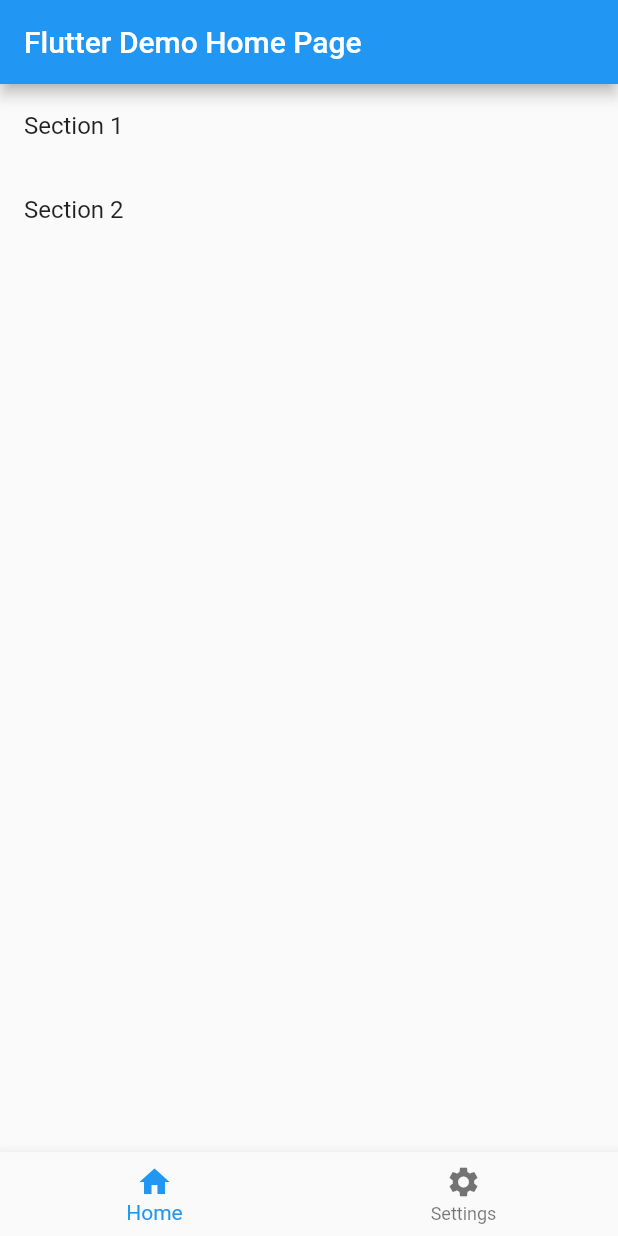
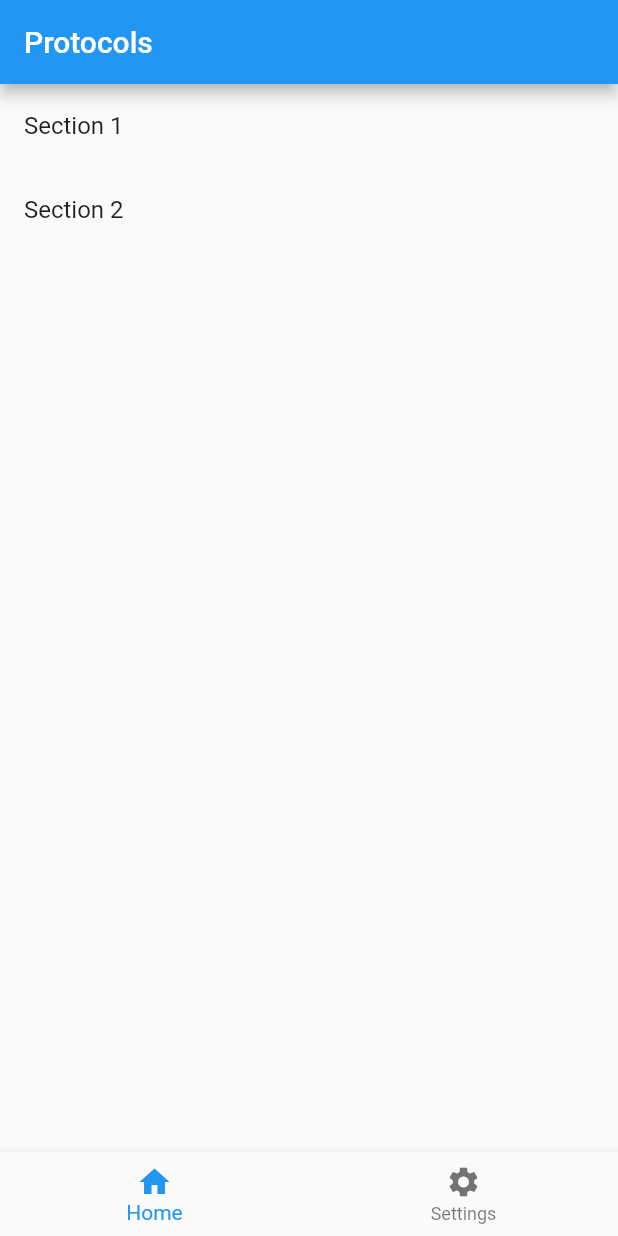
Before and after one commit to fivemoreminix/ems-protocols, a Flutter app: the screen it shows after launch, on a phone screen of 412 x 824 dp. Run offline on Flutter 3.47's test engine with Material 2 defaults, Android fonts, the light colour scheme and no system bars.

Commit message:
Fix protocols navigation

```diff
--- a/lib/main.dart
+++ b/lib/main.dart
@@ -35,20 +35,18 @@ class _MyHomePageState extends State<MyHomePage> {
   void initState() {
     super.initState();
 
-    loadProtocolsJson().then((value) => {
-          if (value == null)
-            {throw ErrorDescription('Protocols is not a ProtocolCollection')}
-          else
-            {setState(() => widget.protocol = value)}
-        });
+    loadProtocolsJson().then((value) {
+      if (value == null) {
+        throw ErrorDescription('Protocols is not a ProtocolCollection');
+      } else {
+        setState(() => widget.protocol = value);
+      }
+    });
   }
 
   @override
   Widget build(BuildContext context) {
     return Scaffold(
-      appBar: AppBar(
-        title: Text(widget.title),
-      ),
       body: <Widget>[
         ProtocolsMenu(collection: widget.protocol),
         ProtocolsMenu(collection: widget.protocol),
--- a/lib/protocols_menu.dart
+++ b/lib/protocols_menu.dart
@@ -56,7 +56,9 @@ class ProtocolsMenu extends StatelessWidget {
 
   @override
   Widget build(BuildContext context) {
-    return ListView.builder(
+    return Scaffold(
+        appBar: AppBar(title: Text(collection.title)),
+        body: ListView.builder(
             itemCount: collection.items.length,
             itemBuilder: (BuildContext context, int index) {
               var item = collection.items[index];
@@ -80,6 +82,6 @@ class ProtocolsMenu extends StatelessWidget {
                     }
                 },
               );
-        });
+            }));
   }
 }
```
Lines whose indentation alone changed are shown as unchanged.
